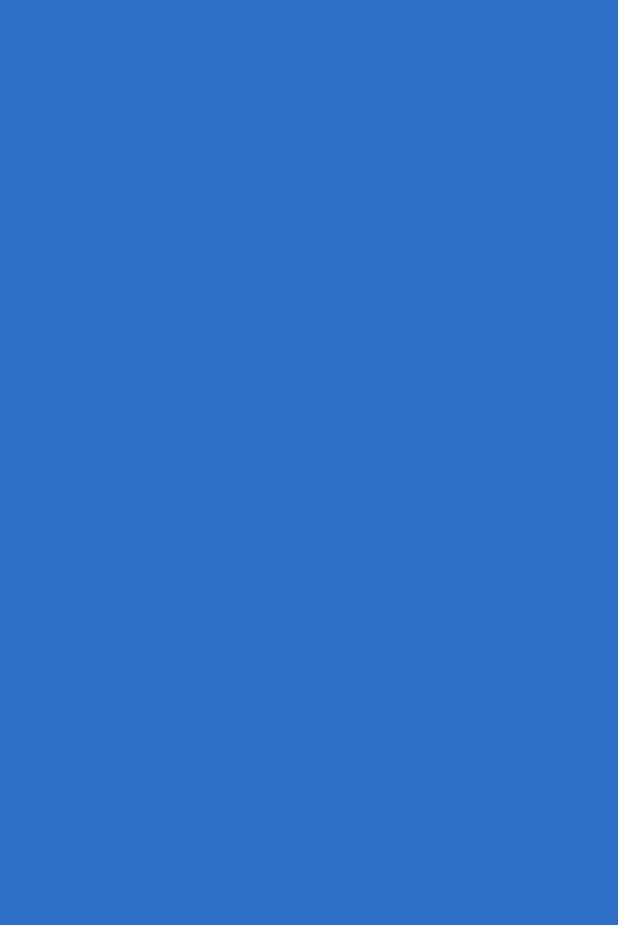
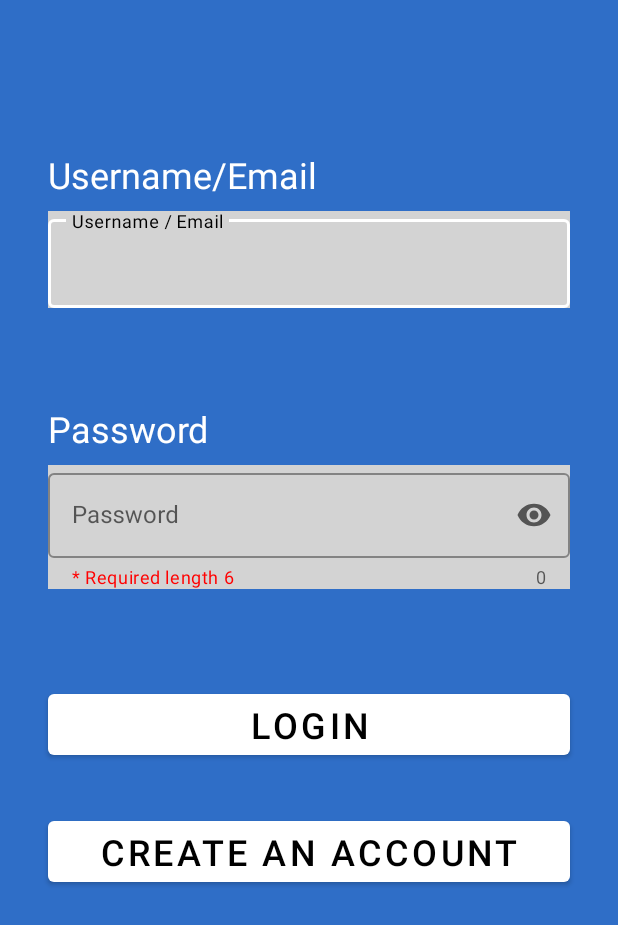
Before and after one commit to DiegoALRP/PAD_ProyectoFinal_2022, an Android app: the screen it shows after launch (MainActivity before the commit, LogIn after it), on a phone screen of 412 x 824 dp. Before the commit the part shown is empty. Shown: the top 925 px of the screen. Run offline under Robolectric (Android 15) with nearby library versions, the phone set to English and light mode, and no system bars; our stand-ins replace Firebase (no records; nobody signed in at launch, a user with empty details on screens opened directly).

Commit message:
Doing test for firebase users

```diff
--- a/app/src/main/AndroidManifest.xml
+++ b/app/src/main/AndroidManifest.xml
@@ -16,6 +16,12 @@
                 <category android:name="android.intent.category.LAUNCHER" />
             </intent-filter>
         </activity>
+        <activity
+            android:name=".firebase.LogIn"
+            android:exported="false" />
+        <activity
+            android:name=".firebase.SignUp"
+            android:exported="false" />
     </application>
 
 </manifest>
--- a/app/src/main/java/es/ucm/fdi/emtnt/MainActivity.java
+++ b/app/src/main/java/es/ucm/fdi/emtnt/MainActivity.java
@@ -2,7 +2,10 @@ package es.ucm.fdi.emtnt;
 
 import androidx.appcompat.app.AppCompatActivity;
 
+import android.content.Intent;
 import android.os.Bundle;
+
+import es.ucm.fdi.emtnt.firebase.LogIn;
 
 public class MainActivity extends AppCompatActivity {
 
@@ -10,5 +13,8 @@ public class MainActivity extends AppCompatActivity {
     protected void onCreate(Bundle savedInstanceState) {
         super.onCreate(savedInstanceState);
         setContentView(R.layout.activity_main);
+
+        Intent intent = new Intent(this, LogIn.class);
+        startActivity(intent);
     }
 }
--- /dev/null
+++ b/app/src/main/java/es/ucm/fdi/emtnt/firebase/LogIn.java
@@ -0,0 +1,106 @@
+package es.ucm.fdi.emtnt.firebase;
+
+import android.content.Intent;
+import android.os.Bundle;
+import android.util.Log;
+import android.view.View;
+import android.widget.Button;
+import android.widget.Toast;
+
+import androidx.annotation.NonNull;
+import androidx.appcompat.app.AppCompatActivity;
+
+import com.google.android.gms.tasks.OnCompleteListener;
+import com.google.android.gms.tasks.Task;
+import com.google.android.material.textfield.TextInputEditText;
+import com.google.firebase.auth.AuthResult;
+import com.google.firebase.auth.FirebaseAuth;
+import com.google.firebase.auth.FirebaseUser;
+
+import es.ucm.fdi.emtnt.R;
+
+public class LogIn extends AppCompatActivity {
+
+    private FirebaseAuth mAuth;
+
+    private TextInputEditText email_input;
+    private TextInputEditText password_input;
+
+    private final String TAG = "AuthEmailAndPassword";
+
+    @Override
+    protected void onCreate(Bundle savedInstanceState) {
+        super.onCreate(savedInstanceState);
+        setContentView(R.layout.activity_firebase_login_page);
+
+        mAuth = FirebaseAuth.getInstance();
+
+        if (userIsLoggedIn()){
+            reload();
+        }
+
+        email_input = findViewById(R.id.email_input_text_field);
+        password_input = findViewById(R.id.password_input_text_field);
+
+        Button login_button = findViewById(R.id.logIn_button);
+        login_button.setOnClickListener(new View.OnClickListener() {
+            @Override
+            public void onClick(View v) {
+                loginButtonClicked();
+            }
+        });
+
+        Button createAccount_button = findViewById(R.id.createAccountButton);
+        createAccount_button.setOnClickListener(new View.OnClickListener() {
+            @Override
+            public void onClick(View v) {
+                createAccountButtonClicked();
+            }
+        });
+    }
+
+    public boolean userIsLoggedIn() {
+        FirebaseUser currentUser = mAuth.getCurrentUser();
+        return currentUser != null;
+    }
+
+    private void loginButtonClicked() {
+
+        String email = String.valueOf(email_input.getText());
+        String password = String.valueOf(password_input.getText());
+
+        logInUser(email, password);
+    }
+
+    private void createAccountButtonClicked() {
+
+        Intent intent = new Intent(this, SignUp.class);
+        startActivity(intent);
+    }
+
+    public void logInUser(String email, String password) {
+
+        mAuth.signInWithEmailAndPassword(email, password)
+                .addOnCompleteListener(this, new OnCompleteListener<AuthResult>() {
+                    @Override
+                    public void onComplete(@NonNull Task<AuthResult> task) {
+                        if (task.isSuccessful()) {
+                            // Sign in success, update UI with the signed-in user's information
+                            Log.d(TAG, "signInWithEmail:success");
+                            Toast.makeText(LogIn.this, "User Logged in", Toast.LENGTH_LONG).show();
+                            FirebaseUser user = mAuth.getCurrentUser();
+                        } else {
+                            // If sign in fails, display a message to the user.
+                            Log.w(TAG, "signInWithEmail:failure", task.getException());
+                            Toast.makeText(LogIn.this, "Authentication failed.",
+                                    Toast.LENGTH_SHORT).show();
+                        }
+                    }
+                });
+    }
+
+    //Reloads the page or starts a new activity
+    private void reload() {
+
+    }
+}
--- /dev/null
+++ b/app/src/main/res/layout/activity_firebase_login_page.xml
@@ -0,0 +1,112 @@
+<?xml version="1.0" encoding="utf-8"?>
+<androidx.constraintlayout.widget.ConstraintLayout xmlns:android="http://schemas.android.com/apk/res/android"
+    xmlns:app="http://schemas.android.com/apk/res-auto"
+    xmlns:tools="http://schemas.android.com/tools"
+    android:layout_width="match_parent"
+    android:layout_height="match_parent">
+
+    <TextView
+        android:id="@+id/textView"
+        android:layout_width="0dp"
+        android:layout_height="wrap_content"
+        android:layout_marginStart="32dp"
+        android:layout_marginTop="100dp"
+        android:layout_marginEnd="32dp"
+        android:text="Username/Email"
+        android:textColor="@color/white"
+        android:textSize="24sp"
+        app:layout_constraintEnd_toEndOf="parent"
+        app:layout_constraintStart_toStartOf="parent"
+        app:layout_constraintTop_toTopOf="parent" />
+
+    <TextView
+        android:id="@+id/textView2"
+        android:layout_width="0dp"
+        android:layout_height="wrap_content"
+        android:layout_marginStart="32dp"
+        android:layout_marginTop="64dp"
+        android:layout_marginEnd="32dp"
+        android:text="Password"
+        android:textColor="@color/white"
+        android:textSize="24sp"
+        app:layout_constraintEnd_toEndOf="parent"
+        app:layout_constraintStart_toStartOf="parent"
+        app:layout_constraintTop_toBottomOf="@+id/textInputLayout" />
+
+    <com.google.android.material.textfield.TextInputLayout
+        android:id="@+id/textInputLayout"
+        style="@style/Widget.MaterialComponents.TextInputLayout.OutlinedBox"
+        android:layout_width="0dp"
+        android:layout_height="wrap_content"
+        android:layout_marginStart="32dp"
+        android:layout_marginTop="8dp"
+        android:layout_marginEnd="32dp"
+        android:background="@color/gray"
+        app:hintTextColor="@color/black"
+        app:layout_constraintEnd_toEndOf="parent"
+        app:layout_constraintStart_toStartOf="parent"
+        app:layout_constraintTop_toBottomOf="@+id/textView">
+
+        <com.google.android.material.textfield.TextInputEditText
+            android:id="@+id/email_input_text_field"
+            android:layout_width="match_parent"
+            android:layout_height="wrap_content"
+            android:hint="Username / Email"
+            android:textColor="@color/dark_gray"
+            android:textSize="18sp" />
+    </com.google.android.material.textfield.TextInputLayout>
+
+    <com.google.android.material.textfield.TextInputLayout
+        android:id="@+id/textInputLayout2"
+        style="@style/Widget.MaterialComponents.TextInputLayout.OutlinedBox"
+        android:layout_width="0dp"
+        android:layout_height="wrap_content"
+        android:layout_marginStart="32dp"
+        android:layout_marginTop="8dp"
+        android:layout_marginEnd="32dp"
+        android:background="@color/gray"
+        app:counterEnabled="true"
+        app:endIconMode="password_toggle"
+        app:helperText="* Required length 6"
+        app:helperTextTextColor="@color/red"
+        app:hintTextColor="@color/black"
+        app:layout_constraintEnd_toEndOf="parent"
+        app:layout_constraintStart_toStartOf="parent"
+        app:layout_constraintTop_toBottomOf="@+id/textView2">
+
+        <com.google.android.material.textfield.TextInputEditText
+            android:id="@+id/password_input_text_field"
+            android:layout_width="match_parent"
+            android:layout_height="wrap_content"
+            android:hint="Password"
+            android:inputType="textPassword"
+            android:textColor="@color/dark_gray" />
+    </com.google.android.material.textfield.TextInputLayout>
+
+    <Button
+        android:id="@+id/logIn_button"
+        android:layout_width="0dp"
+        android:layout_height="wrap_content"
+        android:layout_marginStart="32dp"
+        android:layout_marginTop="64dp"
+        android:layout_marginEnd="32dp"
+        android:text="LogIn"
+        android:textSize="24sp"
+        app:layout_constraintEnd_toEndOf="parent"
+        app:layout_constraintStart_toStartOf="parent"
+        app:layout_constraintTop_toBottomOf="@+id/textInputLayout2" />
+
+    <Button
+        android:id="@+id/createAccountButton"
+        android:layout_width="0dp"
+        android:layout_height="wrap_content"
+        android:layout_marginStart="32dp"
+        android:layout_marginTop="32dp"
+        android:layout_marginEnd="32dp"
+        android:text="Create an account"
+        android:textSize="24sp"
+        app:layout_constraintEnd_toEndOf="parent"
+        app:layout_constraintStart_toStartOf="parent"
+        app:layout_constraintTop_toBottomOf="@+id/logIn_button" />
+
+</androidx.constraintlayout.widget.ConstraintLayout>
--- a/app/src/main/res/values/colors.xml
+++ b/app/src/main/res/values/colors.xml
@@ -7,4 +7,7 @@
     <color name="teal_700">#FF018786</color>
     <color name="black">#FF000000</color>
     <color name="white">#FFFFFFFF</color>
+    <color name="gray">#D3D3D3</color>
+    <color name="dark_gray">#404040</color>
+    <color name="red">#FF0000</color>
 </resources>
--- a/build.gradle
+++ b/build.gradle
@@ -6,6 +6,7 @@ buildscript {
     }
     dependencies {
         classpath "com.android.tools.build:gradle:4.2.2"
+        classpath 'com.google.gms:google-services:4.3.10'
 
         // NOTE: Do not place your application dependencies here; they belong
         // in the individual module build.gradle files
```
Also changed, not shown: app/build.gradle (+9 -5 lines), app/src/main/java/es/ucm/fdi/emtnt/firebase/SignUp.java (added, +81 -0 lines), app/src/main/res/layout/activity_firebase_signup_page.xml (added, +136 -0 lines), 1 other file.
